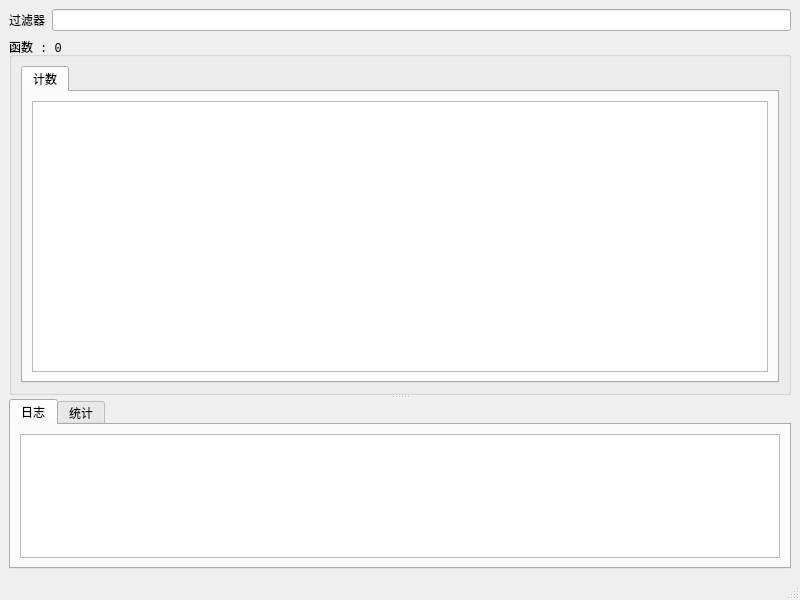
Above: gui/ui/xmono.ui from AvalonWot/xmono before the change. Below: the same form after it.
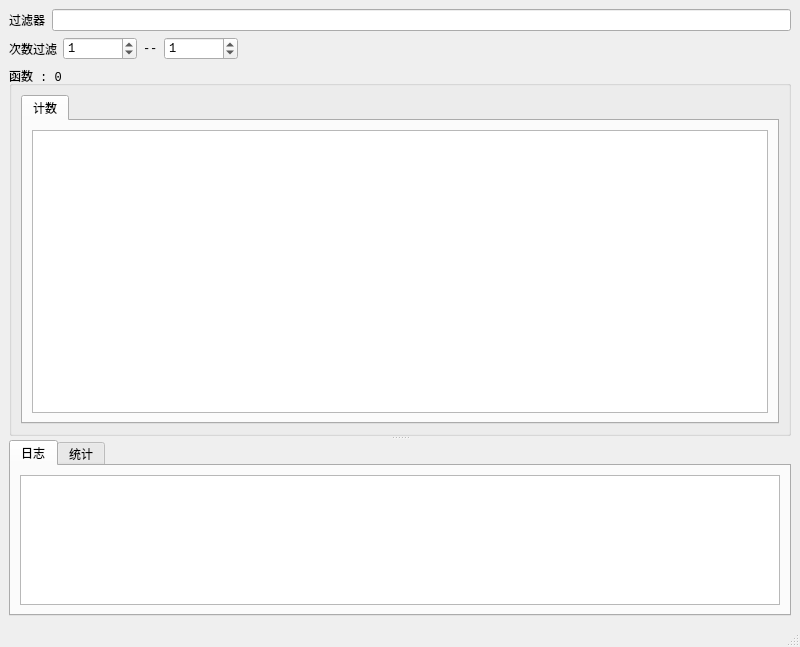
That is the form after the change.

Commit message: 界面增加次数查询

```diff
--- a/gui/ui/xmono.ui
+++ b/gui/ui/xmono.ui
@@ -7,7 +7,7 @@
     <x>0</x>
     <y>0</y>
     <width>800</width>
-    <height>600</height>
+    <height>647</height>
    </rect>
   </property>
   <property name="font">
@@ -42,6 +42,57 @@
      </layout>
     </item>
     <item row="1" column="0">
+     <layout class="QHBoxLayout" name="horizontalLayout_2">
+      <item>
+       <widget class="QLabel" name="label_2">
+        <property name="text">
+         <string>次数过滤</string>
+        </property>
+       </widget>
+      </item>
+      <item>
+       <widget class="QSpinBox" name="minSpinBox">
+        <property name="maximum">
+         <number>999999</number>
+        </property>
+        <property name="value">
+         <number>1</number>
+        </property>
+       </widget>
+      </item>
+      <item>
+       <widget class="QLabel" name="label_3">
+        <property name="text">
+         <string>--</string>
+        </property>
+       </widget>
+      </item>
+      <item>
+       <widget class="QSpinBox" name="maxSpinBox">
+        <property name="maximum">
+         <number>999999</number>
+        </property>
+        <property name="value">
+         <number>1</number>
+        </property>
+       </widget>
+      </item>
+      <item>
+       <spacer name="horizontalSpacer">
+        <property name="orientation">
+         <enum>Qt::Horizontal</enum>
+        </property>
+        <property name="sizeHint" stdset="0">
+         <size>
+          <width>40</width>
+          <height>20</height>
+         </size>
+        </property>
+       </spacer>
+      </item>
+     </layout>
+    </item>
+    <item row="2" column="0">
      <widget class="QSplitter" name="splitter">
       <property name="orientation">
        <enum>Qt::Vertical</enum>
```
